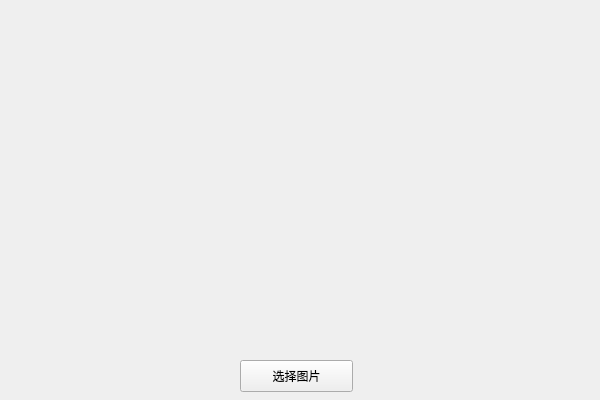
This is ImageAdaptive/mainwindow.ui in fuzongjian/Qt-demos as Qt 5 draws it before an edit. The edited form follows.
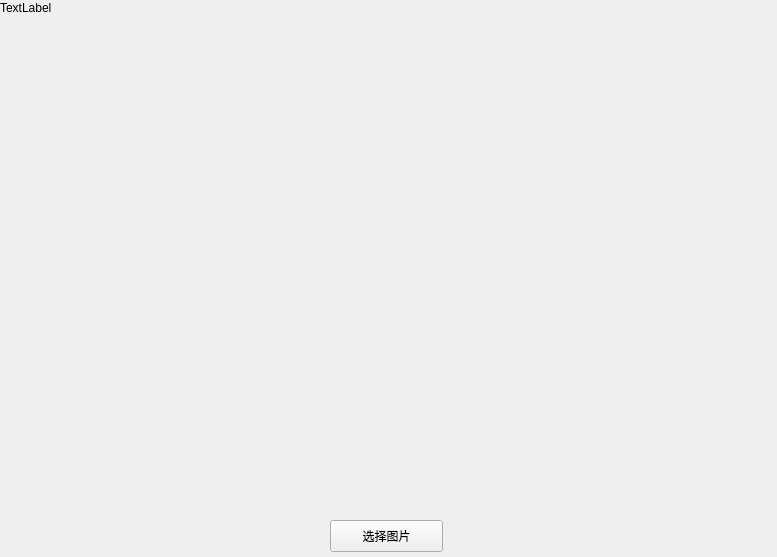
This is the edited form.

Patch:
```diff
--- a/ImageAdaptive/mainwindow.ui
+++ b/ImageAdaptive/mainwindow.ui
@@ -6,8 +6,8 @@
    <rect>
     <x>0</x>
     <y>0</y>
-    <width>600</width>
-    <height>400</height>
+    <width>777</width>
+    <height>557</height>
    </rect>
   </property>
   <property name="windowTitle">
@@ -17,8 +17,8 @@
    <widget class="QPushButton" name="pushButton">
     <property name="geometry">
      <rect>
-      <x>240</x>
-      <y>360</y>
+      <x>330</x>
+      <y>520</y>
       <width>113</width>
       <height>32</height>
      </rect>
@@ -27,6 +27,19 @@
      <string>选择图片</string>
     </property>
    </widget>
+   <widget class="QLabel" name="imageLabel">
+    <property name="geometry">
+     <rect>
+      <x>0</x>
+      <y>0</y>
+      <width>72</width>
+      <height>15</height>
+     </rect>
+    </property>
+    <property name="text">
+     <string>TextLabel</string>
+    </property>
+   </widget>
   </widget>
  </widget>
  <layoutdefault spacing="6" margin="11"/>
```
